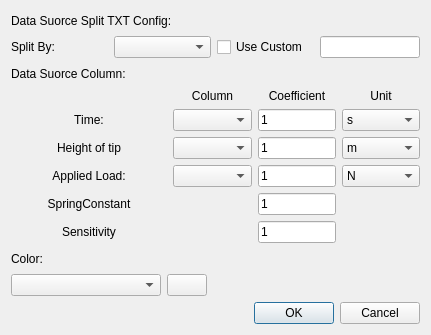
Qt form Ui_Config.ui (caowen2211891/SouthernUSAFM) before a commit.
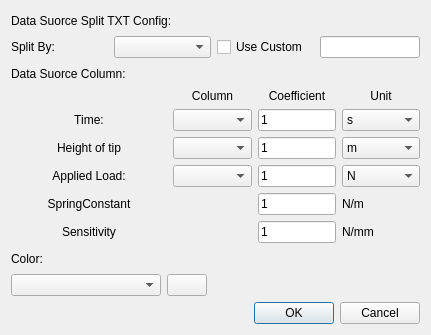
The same form after that commit.

The edit to the form file:
```diff
--- a/Ui_Config.ui
+++ b/Ui_Config.ui
@@ -306,6 +306,20 @@
          </property>
         </widget>
        </item>
+       <item row="4" column="3">
+        <widget class="QLabel" name="label_14">
+         <property name="text">
+          <string>N/m</string>
+         </property>
+        </widget>
+       </item>
+       <item row="5" column="3">
+        <widget class="QLabel" name="label_15">
+         <property name="text">
+          <string>N/mm</string>
+         </property>
+        </widget>
+       </item>
       </layout>
      </item>
      <item>
```
